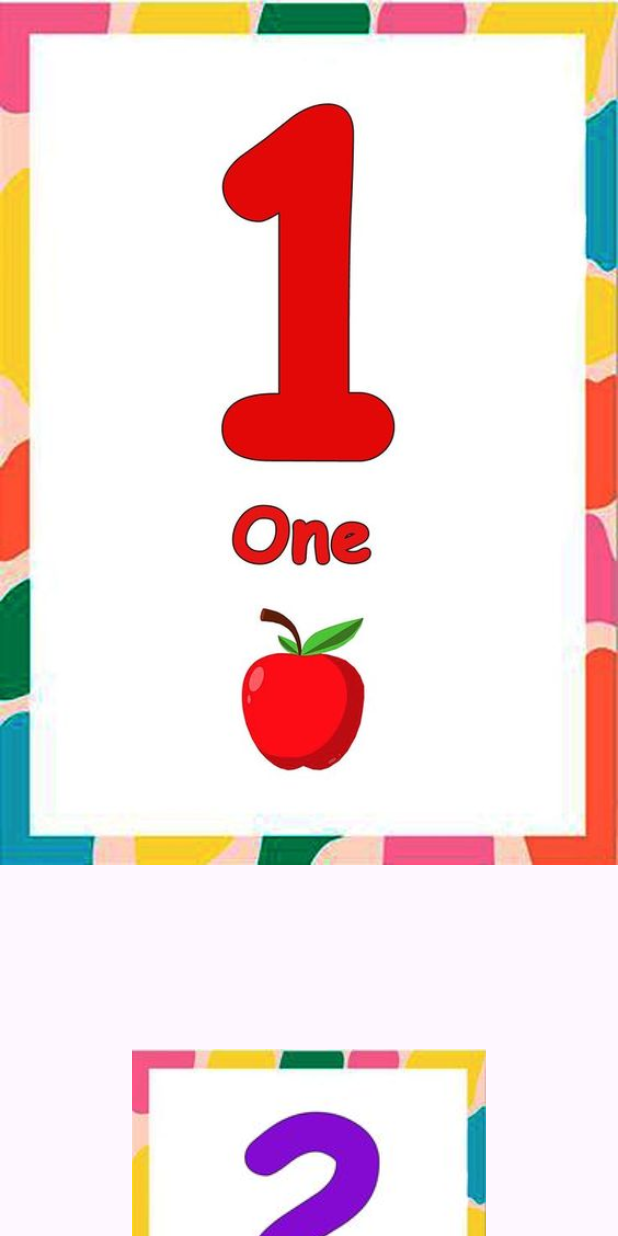
After one commit to peterelia22/spellable, a Flutter app: the NumbersPage screen opened directly, on a phone screen of 412 x 824 dp. The commit adds this screen. Run offline on Flutter 3.47's test engine with Material 3 defaults, Android fonts, the phone set to English and light mode, and no system bars; our stand-ins replace audioplayers.

Commit message:
numbers page part1

```diff
--- /dev/null
+++ b/lib/models/item_model.dart
@@ -0,0 +1,16 @@
+import 'package:audioplayers/audioplayers.dart';
+
+class ItemModel {
+  final String sound;
+  final String image;
+
+  const ItemModel({
+    required this.sound,
+    required this.image,
+  });
+
+  playSound() {
+    final player = AudioPlayer();
+    player.play(AssetSource(sound));
+  }
+}
--- /dev/null
+++ b/lib/screens/alphabeta.dart
@@ -0,0 +1,10 @@
+import 'package:flutter/material.dart';
+
+class AlphaBetaPage extends StatelessWidget {
+  const AlphaBetaPage({super.key});
+
+  @override
+  Widget build(BuildContext context) {
+    return const Placeholder();
+  }
+}
--- a/lib/screens/englishlanguage.dart
+++ b/lib/screens/englishlanguage.dart
@@ -1,5 +1,7 @@
 import 'package:flutter/material.dart';
 import 'package:spellable/constants.dart';
+import 'package:spellable/screens/alphabeta.dart';
+import 'package:spellable/screens/numbers.dart';
 import 'package:spellable/widgets/languages.dart';
 
 class EnglishPage extends StatelessWidget {
@@ -26,11 +28,19 @@ class EnglishPage extends StatelessWidget {
               child: Column(
                 mainAxisAlignment: MainAxisAlignment.center,
                 children: [
-                  languages(
+                  GestureDetector(
+                    onTap: () {
+                      Navigator.push(context,
+                          MaterialPageRoute(builder: (context) {
+                        return AlphaBetaPage();
+                      }));
+                    },
+                    child: languages(
                       screenHeight: screenHeight,
                       screenWidth: screenWidth,
                       text: "alphabet",
                       path: alphpa,
+                    ),
                   ),
                 ],
               ),
@@ -39,11 +49,19 @@ class EnglishPage extends StatelessWidget {
               child: Column(
                 mainAxisAlignment: MainAxisAlignment.center,
                 children: [
-                  languages(
+                  GestureDetector(
+                    onTap: () {
+                      Navigator.push(context,
+                          MaterialPageRoute(builder: (context) {
+                        return NumbersPage();
+                      }));
+                    },
+                    child: languages(
                       screenHeight: screenHeight,
                       screenWidth: screenWidth,
                       text: 'numbers',
                       path: numbers,
+                    ),
                   ),
                 ],
               ),
--- /dev/null
+++ b/lib/screens/numbers.dart
@@ -0,0 +1,60 @@
+import 'package:flutter/material.dart';
+import 'package:spellable/models/item_model.dart';
+import 'package:spellable/widgets/item_widget.dart';
+
+class NumbersPage extends StatelessWidget {
+  const NumbersPage({super.key});
+  final List<ItemModel> numbers = const [
+    ItemModel(
+      sound: 'sounds/numbers/1.wav',
+      image: 'assets/images/1.jpg',
+    ),
+    ItemModel(
+      sound: 'sounds/numbers/2.wav',
+      image: 'assets/images/2.jpg',
+    ),
+    ItemModel(
+      sound: 'sounds/numbers/3.wav',
+      image: 'assets/images/3.jpg',
+    ),
+    ItemModel(
+      sound: 'sounds/numbers/4.wav',
+      image: 'assets/images/4.jpg',
+    ),
+    ItemModel(
+      sound: 'sounds/numbers/5.wav',
+      image: 'assets/images/5.jpg',
+    ),
+    ItemModel(
+      sound: 'sounds/numbers/6.wav',
+      image: 'assets/images/6.jpg',
+    ),
+    ItemModel(
+      sound: 'sounds/numbers/7.wav',
+      image: 'assets/images/7.jpg',
+    ),
+    ItemModel(
+      sound: 'sounds/numbers/8.wav',
+      image: 'assets/images/8.jpg',
+    ),
+    ItemModel(
+      sound: 'sounds/numbers/9.wav',
+      image: 'assets/images/9.jpg',
+    ),
+    ItemModel(
+      sound: 'sounds/numbers/10.wav',
+      image: 'assets/images/10.jpg',
+    ),
+  ];
+  Widget build(BuildContext context) {
+    return Scaffold(
+      body: ListView.builder(
+        itemCount: numbers.length, // itemCount should be here
+        itemBuilder: (context, index) {
+          return itemWidget(
+              item: numbers[index]); // Make sure to use the correct class name
+        },
+      ),
+    );
+  }
+}
--- /dev/null
+++ b/lib/widgets/item_widget.dart
@@ -0,0 +1,23 @@
+import 'package:flutter/material.dart';
+import 'package:spellable/models/item_model.dart';
+
+class itemWidget extends StatelessWidget {
+  const itemWidget({
+    super.key,
+    required this.item,
+  });
+
+  final ItemModel item;
+
+  @override
+  Widget build(BuildContext context) {
+    return GestureDetector(
+      onTap: () {
+        item.playSound();
+      },
+      child: Container(
+        child: Image.asset(item.image),
+      ),
+    );
+  }
+}
```
Also changed, not shown: assets/images/1.jpg (added), assets/images/10.jpg (added), assets/images/2.jpg (added), assets/images/3.jpg (added), assets/images/4.jpg (added), assets/images/5.jpg (added), assets/images/6.jpg (added), assets/images/7.jpg (added), assets/images/8.jpg (added), assets/images/9.jpg (added), 1 other file. Lines whose indentation alone changed are shown as unchanged.
